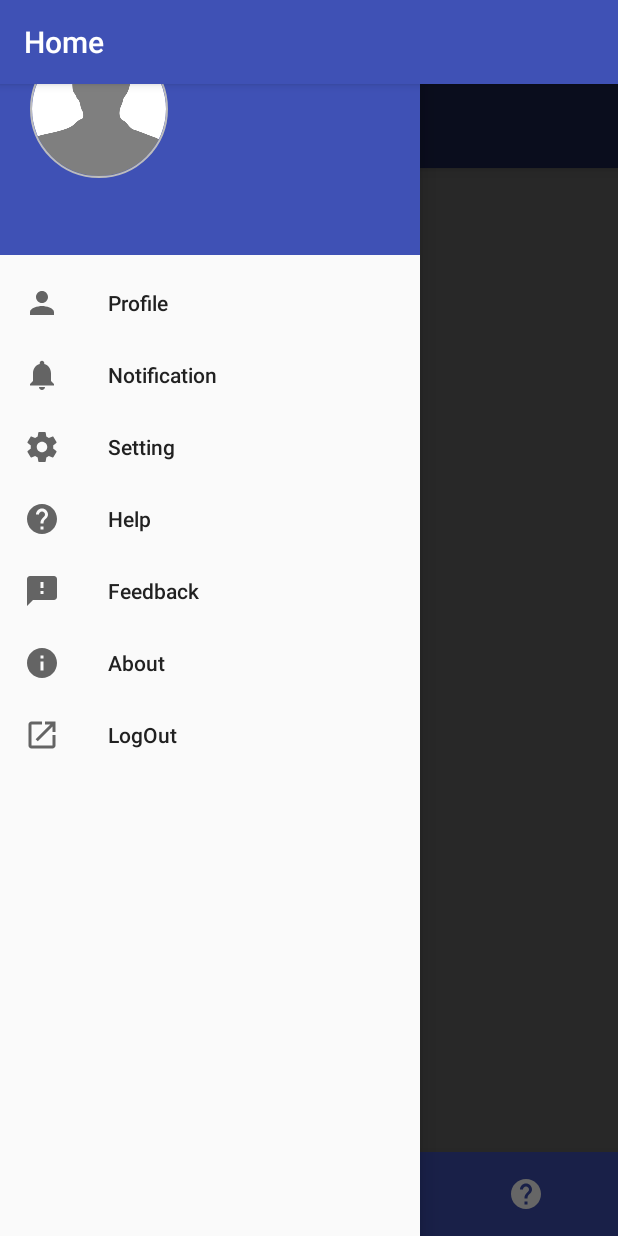
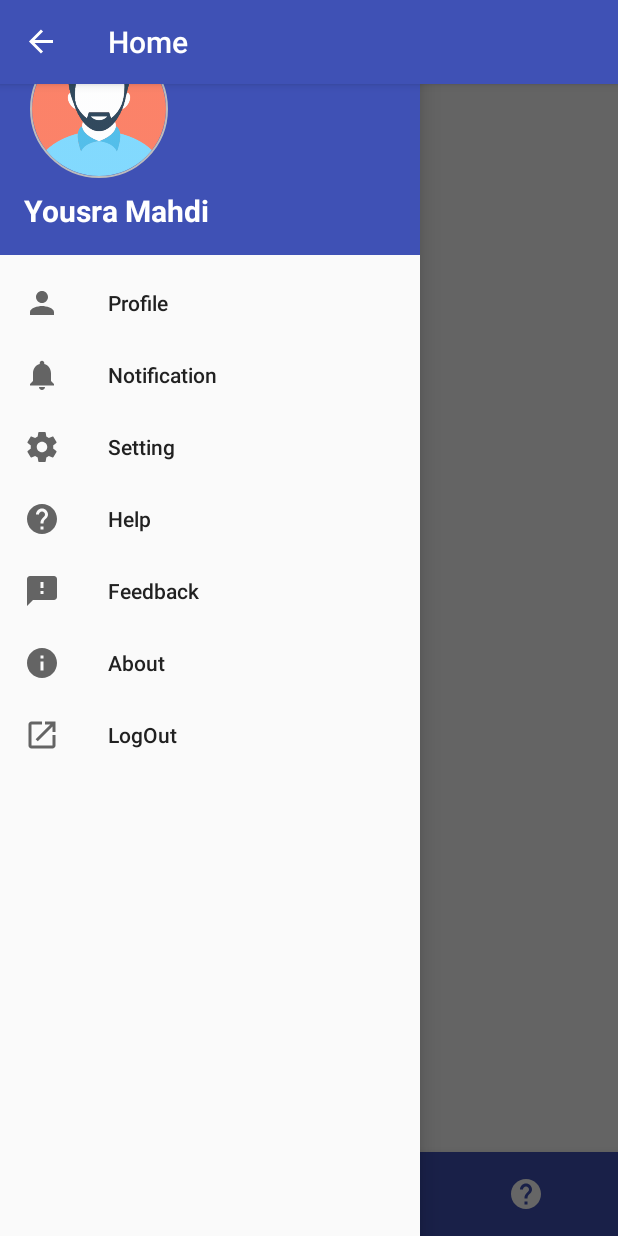
Before and after one commit to YousraMahid/VotingSystemV1, an Android app: the MainActivity screen opened directly, with no data from a screen before it, with the side drawer open, on a phone screen of 412 x 824 dp. Run offline under Robolectric (Android 15) with nearby library versions, the phone set to English and light mode, and no system bars; our stand-ins replace CircleImageView.

Commit message:
change navigate

```diff
--- a/app/build.gradle
+++ b/app/build.gradle
@@ -33,7 +33,8 @@ dependencies {
     implementation 'com.squareup.okhttp3:okhttp:3.9.1'
     implementation 'com.squareup.okhttp3:okhttp:3.10.0'
     implementation 'com.github.siyamed:android-shape-imageview:0.9.+@aar'
-    implementation 'de.hdodenhof:circleimageview:2.2.0'
+    implementation 'de.hdodenhof:circleimageview:2.1.0'
+    implementation 'com.github.pavlospt:circleview:1.3'
     testImplementation 'junit:junit:4.12'
     androidTestImplementation 'com.android.support.test:runner:1.0.1'
     androidTestImplementation 'com.android.support.test.espresso:espresso-core:3.0.1'
--- a/app/src/main/java/com/example/hp/votingsystemv1/Activities/MainActivity.java
+++ b/app/src/main/java/com/example/hp/votingsystemv1/Activities/MainActivity.java
@@ -19,7 +19,8 @@ import com.example.hp.votingsystemv1.Fragments.ProFragment;
 import com.example.hp.votingsystemv1.R;
 
 public class MainActivity extends AppCompatActivity {
-
+    DrawerLayout drawer;
+    ActionBarDrawerToggle toggle;
 
     private BottomNavigationView.OnNavigationItemSelectedListener mOnNavigationItemSelectedListener
             = new BottomNavigationView.OnNavigationItemSelectedListener() {
@@ -69,6 +70,15 @@ public class MainActivity extends AppCompatActivity {
     protected void onCreate(Bundle savedInstanceState) {
         super.onCreate(savedInstanceState);
         setContentView(R.layout.activity_main);
+
+         drawer = findViewById(R.id.drawer_layout);
+         toggle = new ActionBarDrawerToggle(
+                this, drawer, R.string.navigation_drawer_open, R.string.navigation_drawer_close);
+        drawer.addDrawerListener(toggle);
+        toggle.syncState();
+        getSupportActionBar().setDisplayHomeAsUpEnabled(true);
+
+
         BottomNavigationView navigation =findViewById(R.id.navigation);
         navigation.setOnNavigationItemSelectedListener(mOnNavigationItemSelectedListener);
 
@@ -79,4 +89,14 @@ public class MainActivity extends AppCompatActivity {
         fragmentTransactionTasks.replace(R.id.frame_layout, fragmentTasks);
         fragmentTransactionTasks.commit();
     }
+
+
+    @Override
+    public boolean onOptionsItemSelected(MenuItem item) {
+        if (toggle.onOptionsItemSelected(item)){
+            return true;
+        }
+
+        return super.onOptionsItemSelected(item);
+    }
 }
--- a/app/src/main/res/layout/activity_confirm_profile.xml
+++ b/app/src/main/res/layout/activity_confirm_profile.xml
@@ -47,10 +47,11 @@
                             android:layout_marginBottom="8dp"
                             android:paddingTop="30dp"
                             android:scaleType="centerCrop"
-                            app:srcCompat="@drawable/camera"
                             app:civ_border_color="@color/colorPrimary"
                             app:civ_border_width="2dp"
-                            tools:src="@drawable/no_image" />
+                            android:src="@drawable/man"/>
+
+
 
                         <android.support.design.widget.FloatingActionButton
                             android:id="@+id/b_change_picture"
--- a/app/src/main/res/layout/activity_main.xml
+++ b/app/src/main/res/layout/activity_main.xml
@@ -6,11 +6,9 @@
     android:id="@+id/drawer_layout"
     android:layout_width="match_parent"
     android:layout_height="match_parent"
-    android:fitsSystemWindows="true">
-    <include
-        layout="@layout/app_bar_main"
-        android:layout_width="match_parent"
-        android:layout_height="match_parent" />
+    android:fitsSystemWindows="true"
+    tools:openDrawer="start">
+
 
 <android.support.design.widget.CoordinatorLayout
     android:id="@+id/main_container"
@@ -43,12 +41,15 @@
     </RelativeLayout>
 </android.support.design.widget.CoordinatorLayout>
 <android.support.design.widget.NavigationView
+    app:itemTextColor="@color/colorPrimaryText"
+
+    app:menu="@menu/drawer_menu"
+    android:id="@+id/nav_view"
     android:layout_width="wrap_content"
     android:layout_height="match_parent"
     android:layout_gravity="start"
-    android:fitsSystemWindows="true"
-    app:itemTextColor="@color/colorPrimaryText"
     app:headerLayout="@layout/nav_header"
-    app:menu="@menu/drawer_menu"/>
+    android:fitsSystemWindows="true"    />
+
 
 </android.support.v4.widget.DrawerLayout>
--- a/app/src/main/res/layout/nav_header.xml
+++ b/app/src/main/res/layout/nav_header.xml
@@ -13,24 +13,25 @@
     android:paddingTop="@dimen/activity_vertical_margin"
     android:theme="@style/ThemeOverlay.AppCompat.Dark">
 
+
     <de.hdodenhof.circleimageview.CircleImageView
-        android:id="@+id/iv_display_image"
+        android:id="@+id/iv_display_image_header"
         android:layout_width="100dp"
         android:layout_height="100dp"
         android:paddingTop="@dimen/nav_header_vertical_spacing"
-        android:src="@drawable/no_image"
         app:civ_border_color="@color/colorGrey"
-        app:civ_border_width="1dp"/>
+        app:civ_border_width="1dp"
+        android:src="@drawable/man" />
+    <TextView
+        android:layout_width="wrap_content"
+        android:layout_height="wrap_content"
+        android:text="Yousra Mahdi"
+        android:textColor="@color/colorIcons"
+        android:textSize="20sp"
+        android:layout_marginTop="8dp"
+        android:textStyle="bold"/>
 
-    <TextView
-        android:id="@+id/tv_display_name"
-        android:layout_width="match_parent"
-        android:layout_height="wrap_content"
-        android:paddingTop="@dimen/nav_header_vertical_spacing"
-        android:textStyle="bold"
-        android:textSize="20sp"
-        android:textAppearance="@style/TextAppearance.AppCompat.Body1"
-        tools:text="Yousra Mahdi"/>
+
 
 
 </LinearLayout>
--- a/app/src/main/res/values/strings.xml
+++ b/app/src/main/res/values/strings.xml
@@ -84,6 +84,7 @@
     <string name="title_activity_nav_drawer">nav_drawer</string>
 
     <string name="action_settings">Settings</string>
+    <string name="title_activity_main2">Main2Activity</string>
 
 
 </resources>
--- a/app/src/main/res/values/styles.xml
+++ b/app/src/main/res/values/styles.xml
@@ -6,6 +6,8 @@
         <item name="colorPrimary">@color/colorPrimary</item>
         <item name="colorPrimaryDark">@color/colorPrimaryDark</item>
         <item name="colorAccent">@color/colorAccent</item>
+        <item name="android:windowActionBar">false</item>
+        <item name="android:windowNoTitle">true</item>
     </style>
 
 
@@ -14,6 +16,8 @@
         <item name="colorPrimary">@color/colorPrimary</item>
         <item name="colorPrimaryDark">@color/colorPrimaryDark</item>
         <item name="colorAccent">@color/colorAccent</item>
+        <item name="android:windowActionBar">false</item>
+        <item name="android:windowNoTitle">true</item>
     </style>
 
     <style name="AppTheme.AppBarOverlay" parent="Base.ThemeOverlay.AppCompat.Dark.ActionBar" />
@@ -23,6 +27,8 @@
     <style name="AppTheme.ErrorTextAppearance" parent="TextAppearance.AppCompat">
         <item name="android:textAppearance">@style/TextAppearance.AppCompat.Caption</item>
         <item name="android:textColor">@color/colorPrimary</item>
+        <item name="android:windowActionBar">false</item>
+        <item name="android:windowNoTitle">true</item>
     </style>
 
     <!-- Fullscreen application theme. -->
```
Also changed, not shown: app/src/main/res/drawable/no_image.xml (added, +9 -0 lines), app/src/main/res/layout/app_bar_main.xml (deleted, +0 -21 lines), app/src/main/res/layout/fragment_.xml (+6 -2 lines), app/src/main/res/menu/activity_main2_drawer.xml (added, +38 -0 lines), app/src/main/res/menu/main2.xml (added, +9 -0 lines), app/src/main/res/drawable-hdpi/man.png (added), app/src/main/res/drawable-mdpi/man.png (added), app/src/main/res/drawable-v24/no_image.png (deleted), app/src/main/res/drawable-xhdpi/man.png (added), app/src/main/res/drawable-xxhdpi/man.png (added), app/src/main/res/drawable-xxxhdpi/man.png (added).
